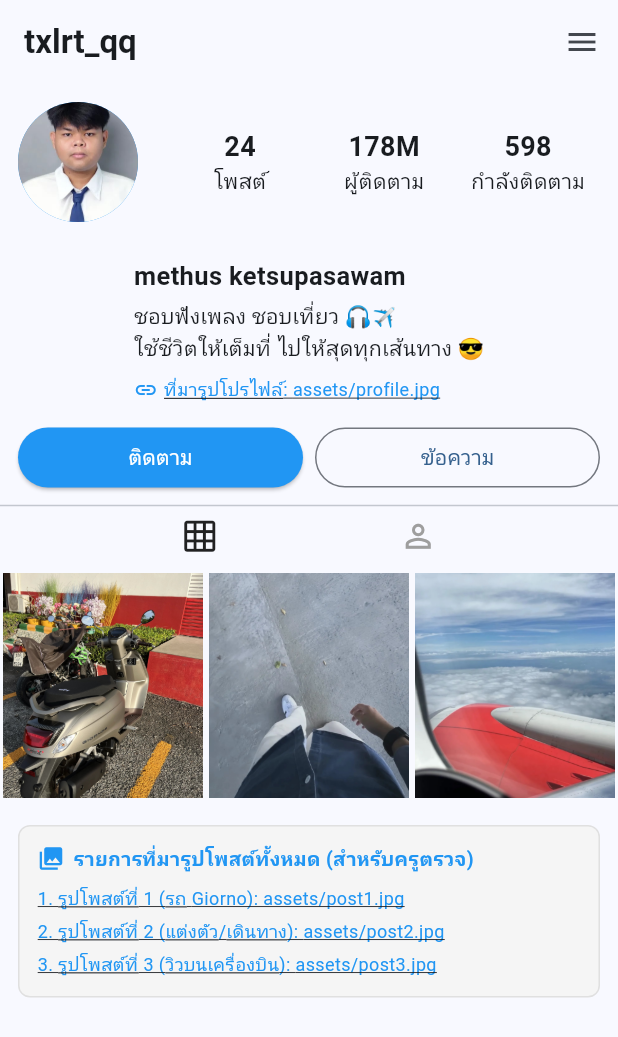
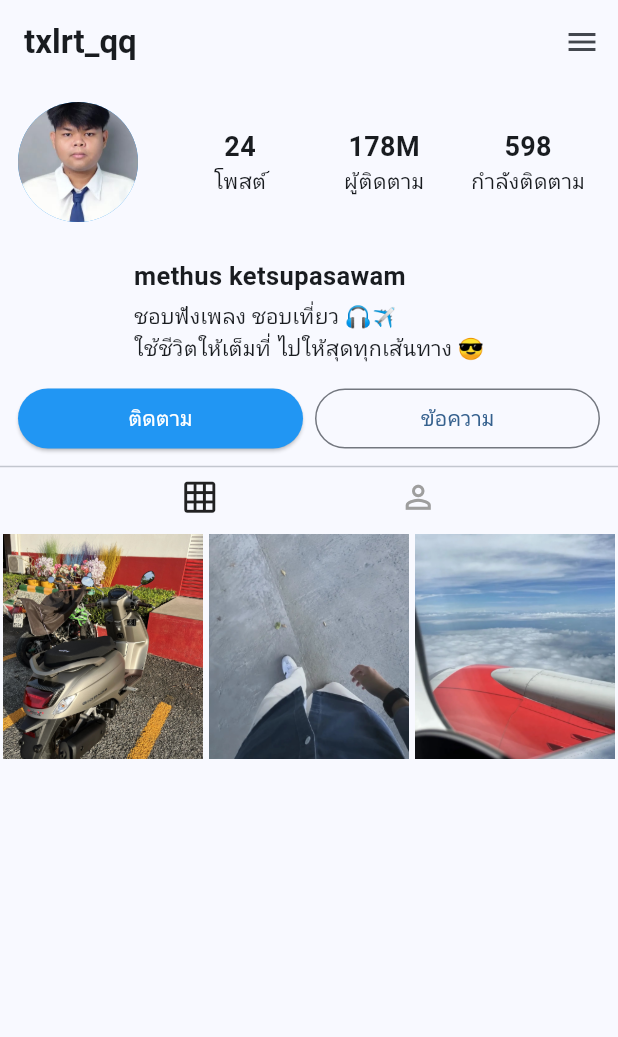
Before and after one commit to uokfrt370-byte/app-tit11-18, a Flutter app: the screen it shows after launch, on a phone screen of 412 x 824 dp. Shown: the top 1037 px of the screen. Run offline on Flutter 3.47's test engine with Material 3 defaults, Android fonts, the phone set to English and light mode, and no system bars.

Commit message:
แก้ไข้ล่าสุด

```diff
--- a/lib/main.dart
+++ b/lib/main.dart
@@ -162,49 +162,26 @@ class HomePage extends StatelessWidget {
                 ],
               ),
             ),
-            Padding(
-              padding: const EdgeInsets.all(12),
+            const Padding(
+              padding: EdgeInsets.all(12),
               child: Column(
                 crossAxisAlignment: CrossAxisAlignment.start,
                 children: [
-                  const Text(
+                  Text(
                     'methus ketsupasawam',
                     style: TextStyle(
                       fontSize: 17,
                       fontWeight: FontWeight.bold,
                     ),
                   ),
-                  const SizedBox(height: 5),
-                  const Text(
+                  SizedBox(height: 5),
+                  Text(
                     'ชอบฟังเพลง ชอบเที่ยว 🎧✈️',
                     style: TextStyle(fontSize: 14),
                   ),
-                  const Text(
+                  Text(
                     'ใช้ชีวิตให้เต็มที่ ไปให้สุดทุกเส้นทาง 😎',
                     style: TextStyle(fontSize: 14),
-                  ),
-                  const SizedBox(height: 8),
-                  InkWell(
-                    onTap: () => _showImageSourceDialog(
-                      context,
-                      'รูปโปรไฟล์หลัก',
-                      'assets/profile.jpg',
-                    ),
-                    child: const Row(
-                      mainAxisSize: MainAxisSize.min,
-                      children: [
-                        Icon(Icons.link, size: 16, color: Colors.blue),
-                        SizedBox(width: 4),
-                        Text(
-                          'ที่มารูปโปรไฟล์: assets/profile.jpg',
-                          style: TextStyle(
-                            fontSize: 12,
-                            color: Colors.blue,
-                            decoration: TextDecoration.underline,
-                          ),
-                        ),
-                      ],
-                    ),
                   ),
                 ],
               ),
@@ -303,83 +280,6 @@ class HomePage extends StatelessWidget {
                 ),
               ],
             ),
-            const SizedBox(height: 16),
-            Container(
-              margin: const EdgeInsets.symmetric(horizontal: 12),
-              padding: const EdgeInsets.all(12),
-              decoration: BoxDecoration(
-                color: Colors.grey.shade100,
-                borderRadius: BorderRadius.circular(8),
-                border: Border.all(color: Colors.grey.shade300),
-              ),
-              child: Column(
-                crossAxisAlignment: CrossAxisAlignment.start,
-                children: [
-                  const Row(
-                    children: [
-                      Icon(Icons.collections, size: 18, color: Colors.blue),
-                      SizedBox(width: 6),
-                      Text(
-                        'รายการที่มารูปโพสต์ทั้งหมด (สำหรับครูตรวจ)',
-                        style: TextStyle(
-                          fontSize: 13,
-                          fontWeight: FontWeight.bold,
-                          color: Colors.blue,
-                        ),
-                      ),
-                    ],
-                  ),
-                  const SizedBox(height: 8),
-                  InkWell(
-                    onTap: () => _showImageSourceDialog(
-                      context,
-                      'รูปโพสต์ที่ 1 (รถ Giorno)',
-                      'assets/post1.jpg',
-                    ),
-                    child: const Text(
-                      '1. รูปโพสต์ที่ 1 (รถ Giorno): assets/post1.jpg',
-                      style: TextStyle(
-                        fontSize: 12,
-                        color: Colors.blue,
-                        decoration: TextDecoration.underline,
-                      ),
-                    ),
-                  ),
-                  const SizedBox(height: 4),
-                  InkWell(
-                    onTap: () => _showImageSourceDialog(
-                      context,
-                      'รูปโพสต์ที่ 2 (แต่งตัว/เดินทาง)',
-                      'assets/post2.jpg',
-                    ),
-                    child: const Text(
-                      '2. รูปโพสต์ที่ 2 (แต่งตัว/เดินทาง): assets/post2.jpg',
-                      style: TextStyle(
-                        fontSize: 12,
-                        color: Colors.blue,
-                        decoration: TextDecoration.underline,
-                      ),
-                    ),
-                  ),
-                  const SizedBox(height: 4),
-                  InkWell(
-                    onTap: () => _showImageSourceDialog(
-                      context,
-                      'รูปโพสต์ที่ 3 (วิวบนเครื่องบิน)',
-                      'assets/post3.jpg',
-                    ),
-                    child: const Text(
-                      '3. รูปโพสต์ที่ 3 (วิวบนเครื่องบิน): assets/post3.jpg',
-                      style: TextStyle(
-                        fontSize: 12,
-                        color: Colors.blue,
-                        decoration: TextDecoration.underline,
-                      ),
-                    ),
-                  ),
-                ],
-              ),
-            ),
             const SizedBox(height: 20),
           ],
         ),
```
